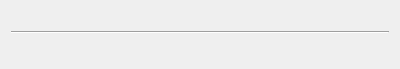
Above: UI/glitch-floating-context-menu.ui from textbrowser/glitch before the change. Below: the same form after it.
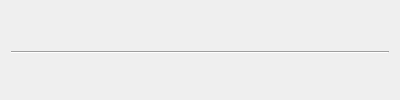
That is the form after the change. Icons and pictures are not drawn.

Commit message: Display object position in context menu.

The edit to the form file:
```diff
--- a/UI/glitch-floating-context-menu.ui
+++ b/UI/glitch-floating-context-menu.ui
@@ -7,7 +7,7 @@
     <x>0</x>
     <y>0</y>
     <width>400</width>
-    <height>65</height>
+    <height>100</height>
    </rect>
   </property>
   <property name="windowTitle">
@@ -25,6 +25,22 @@
      </property>
      <property name="alignment">
       <set>Qt::AlignCenter</set>
+     </property>
+     <property name="wordWrap">
+      <bool>true</bool>
+     </property>
+    </widget>
+   </item>
+   <item>
+    <widget class="QLabel" name="position">
+     <property name="text">
+      <string/>
+     </property>
+     <property name="alignment">
+      <set>Qt::AlignCenter</set>
+     </property>
+     <property name="wordWrap">
+      <bool>true</bool>
      </property>
     </widget>
    </item>
```
The commit also changes 3 other files.
